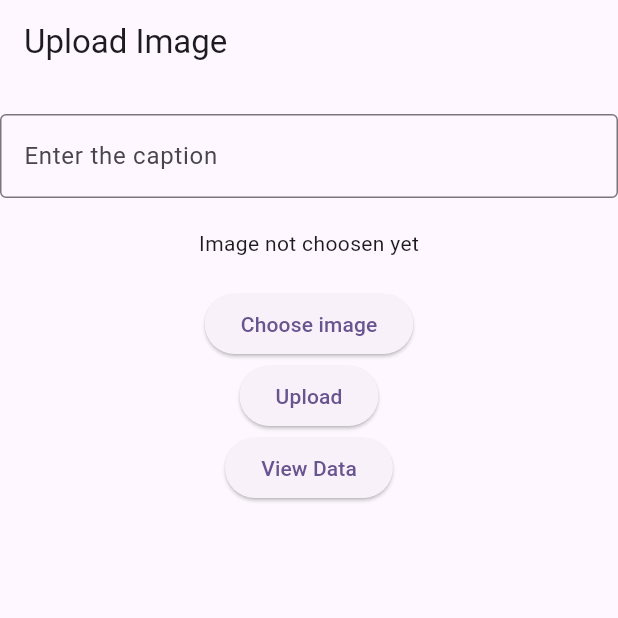
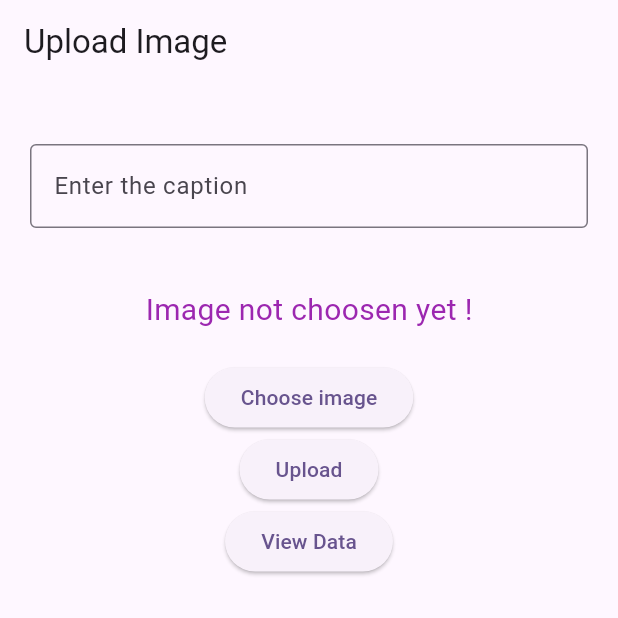
Before and after one commit to fatiq123/mad_fall_2023, a Flutter app: the screen it shows after launch, on a phone screen of 412 x 824 dp, the top half of it. Run offline on Flutter 3.47's test engine with Material 2 defaults, Android fonts, the phone set to English and light mode, and no system bars; our stand-ins replace fluttertoast, google_fonts, image_picker, lottie; project files that could hold a hidden picture were left out.

```diff
--- a/images_using_php_api/lib/main.dart
+++ b/images_using_php_api/lib/main.dart
@@ -111,10 +111,13 @@ class _HomePageState extends State<HomePage> {
           const SizedBox(
             height: 20,
           ),
-          TextFormField(
-            controller: caption,
-            decoration: const InputDecoration(
-                border: OutlineInputBorder(), label: Text('Enter the caption')),
+          Padding(
+            padding: EdgeInsets.all(20),
+            child: TextFormField(
+              controller: caption,
+              decoration: const InputDecoration(
+                  border: OutlineInputBorder(), label: Text('Enter the caption')),
+            ),
           ),
           const SizedBox(
             height: 20,
@@ -122,7 +125,7 @@ class _HomePageState extends State<HomePage> {
           // ternary operator condition for image path whether choosen or not ---> if imagepath is not null then show image if null then show text
           imagePath != null
               ? Image.file(imagePath!)
-              : const Text('Image not choosen yet'),
+              : const Text('Image not choosen yet !', style: TextStyle(fontSize: 20, color: Colors.purple),),
           const SizedBox(
             height: 20,
           ),
--- a/images_using_php_api/lib/view_image.dart
+++ b/images_using_php_api/lib/view_image.dart
@@ -53,7 +53,7 @@ class _ViewImageState extends State<ViewImage> {
                   child: Expanded(
                   child: Image.network(
                       "http://10.0.2.2/flutter_image_project/" +
-                          record[index]['1']),
+                          record[index]['image_path']),
                 )),
                 Container(
                   child: Text(record[index]['caption']),
```
Also changed, not shown: 2 other files.
